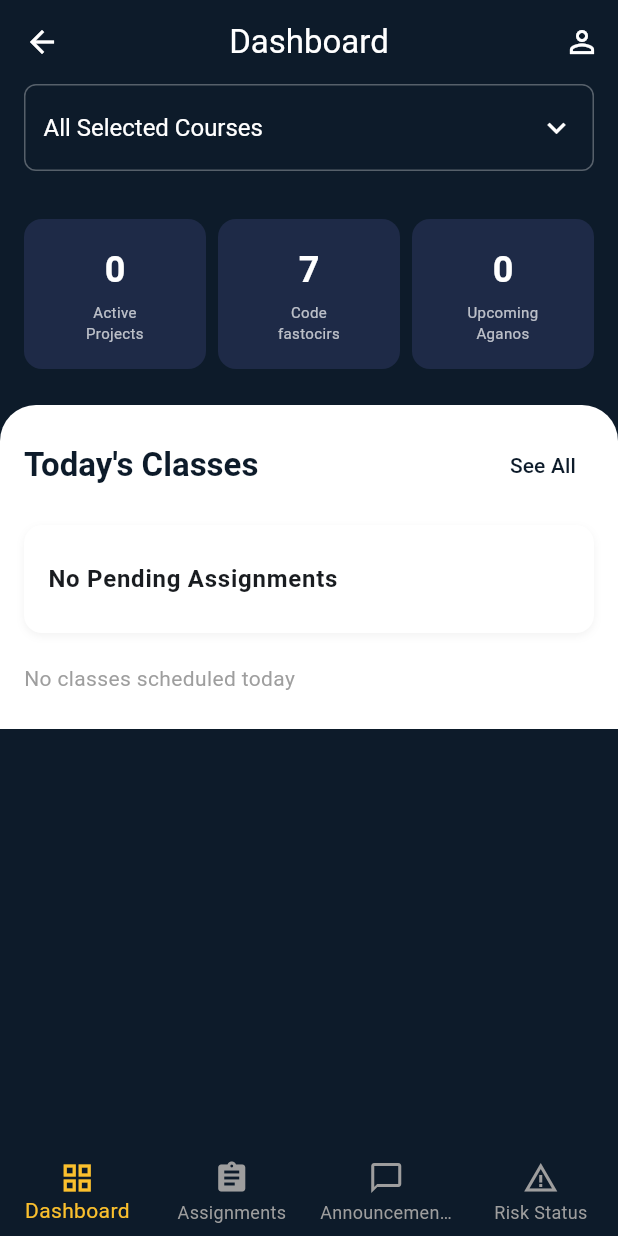
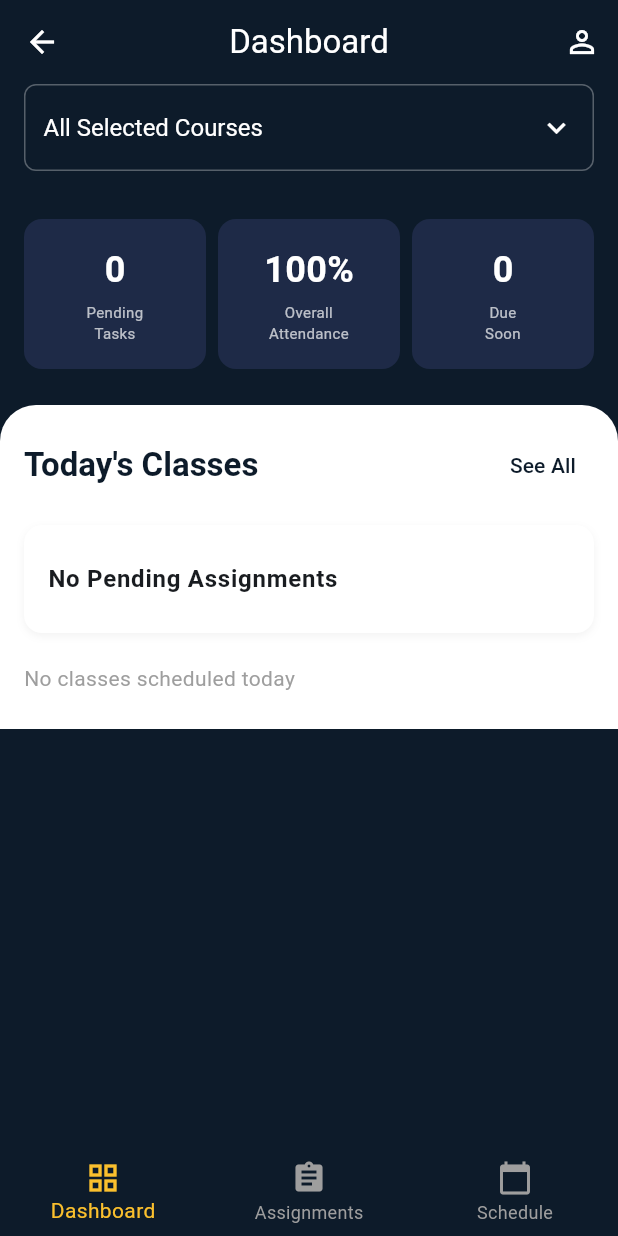
Before and after one commit to ZeeyahOke/MAD_Formative_1, a Flutter app: the HomeScreen screen opened directly, on a phone screen of 412 x 824 dp. Run offline on Flutter 3.47's test engine with Material 3 defaults, Android fonts, the phone set to English and light mode, and no system bars; our stand-ins replace shared_preferences; accounts and stored records are empty.

Commit message:
Fix dashboard metrics and navigation structure to match requirements

```diff
--- a/lib/screens/dashboard_screen.dart
+++ b/lib/screens/dashboard_screen.dart
@@ -19,10 +19,10 @@ class DashboardScreen extends StatelessWidget {
     // Map metrics to real data or sensible dummies
     // Box 1: Active Projects -> Total pending assignments
     final activeProjects = pendingToDos.toString();
-    // Box 2: Code Fastocirs -> Maybe completed assignments this week? Or just a static/random number since it's unclear
-    const codeFastocirs = "7";
+    // Box 2: Attendance Percentage
+    final attendanceString = "${attendancePercent.toStringAsFixed(0)}%";
     // Box 3: Upcoming Aganos -> Assignments due today/tomorrow?
-    final upcomingAganos = upcomingAssignments.length.toString();
+    final upcomingCount = upcomingAssignments.length.toString();
 
     return Scaffold(
       backgroundColor: AppColors.primaryBlue,
@@ -106,11 +106,11 @@ class DashboardScreen extends StatelessWidget {
                   // 3 Stats Boxes
                   Row(
                     children: [
-                      _buildMetricBox(activeProjects, 'Active\nProjects'),
+                      _buildMetricBox(activeProjects, 'Pending\nTasks'),
                       const SizedBox(width: 8),
-                      _buildMetricBox(codeFastocirs, 'Code\nfastocirs'),
+                      _buildMetricBox(attendanceString, 'Overall\nAttendance'),
                       const SizedBox(width: 8),
-                      _buildMetricBox(upcomingAganos, 'Upcoming\nAganos'),
+                      _buildMetricBox(upcomingCount, 'Due\nSoon'),
                     ],
                   ),
                 ],
--- a/lib/screens/home_screen.dart
+++ b/lib/screens/home_screen.dart
@@ -2,23 +2,7 @@ import 'package:flutter/material.dart';
 import '../theme/colors.dart';
 import 'dashboard_screen.dart';
 import 'assignments_screen.dart';
-// Keep schedule screen logic but might not be in nav bar based on screenshot 5 items?
-// Screenshot 5 items are: Dashboard, Assignments, Announcements, Risk Status?
-// Actually the screenshot shows 4 tabs in bottom nav:
-// 1. Dashboard icon
-// 2. Assignments icon (box with check)
-// 3. Announcements/Message icon
-// 4. Person/Risk icon?
-// The 4th screenshot is "Announcements". 5th is "Risk Status".
-// Waiting on closer inspection of bottom bar.
-// Screenshot 2 (Dashboard) shows visible bottom nav with 4 items:
-// 1. Grid/Window icon (Dashboard)
-// 2. List/Doc icon (Assignments)
-// 3. Chat/Message icon (Announcements?)
-// 4. Warning/Bell icon? (Risk)
-
-import 'announcements_screen.dart';
-import 'risk_status_screen.dart';
+import 'schedule_screen.dart';
 
 class HomeScreen extends StatefulWidget {
   const HomeScreen({super.key});
@@ -33,8 +17,7 @@ class _HomeScreenState extends State<HomeScreen> {
   final List<Widget> _screens = [
     const DashboardScreen(),
     const AssignmentsScreen(),
-    const AnnouncementsScreen(),
-    const RiskStatusScreen(),
+    const ScheduleScreen(),
   ];
 
   void _onItemTapped(int index) {
@@ -62,12 +45,8 @@ class _HomeScreenState extends State<HomeScreen> {
               label: 'Assignments',
             ),
             BottomNavigationBarItem(
-              icon: Icon(Icons.chat_bubble_outline),
-              label: 'Announcements',
-            ),
-             BottomNavigationBarItem(
-              icon: Icon(Icons.warning_amber),
-              label: 'Risk Status',
+              icon: Icon(Icons.calendar_today),
+              label: 'Schedule',
             ),
           ],
           currentIndex: _selectedIndex,
```
